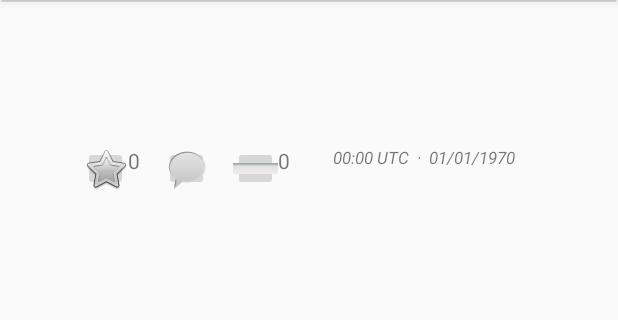
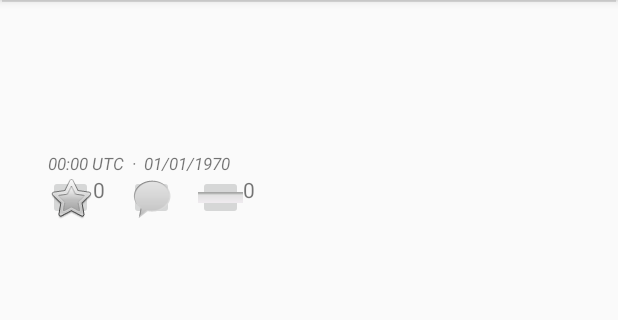
Before and after one commit to SMMotteler/Twitter, an Android app: the TweetDetailActivity screen opened directly, with no data from a screen before it, on a phone screen of 412 x 824 dp, the part 84-404 px from its top. Run offline under Robolectric (Android 15) with nearby library versions, the phone set to English and light mode, and no system bars; libraries missing offline, so code that uses them is left out: com.codepath.asynchttpclient, org.parceler; pictures from the network do not load; 12 statements that could not run were skipped.

Commit message:
completed detail view and scroll view with comment, retweet, and favorite

```diff
--- a/app/src/main/java/com/codepath/apps/restclienttemplate/TimelineActivity.java
+++ b/app/src/main/java/com/codepath/apps/restclienttemplate/TimelineActivity.java
@@ -32,7 +32,7 @@ import okhttp3.Headers;
 public class TimelineActivity extends AppCompatActivity {
 
     public static final String TAG = "TimelineActivity";
-    private static final int REQUEST_CODE = 20;
+    public static final int REQUEST_CODE = 20;
     private SwipeRefreshLayout swipeContainer;
     private EndlessRecyclerViewScrollListener scrollListener;
 
@@ -105,7 +105,6 @@ public class TimelineActivity extends AppCompatActivity {
         @Override
         public boolean onOptionsItemSelected(@NonNull MenuItem item) {
             if(item.getItemId() == R.id.compose_tweet){
-                Toast.makeText(this, "Selected Item is Compose Tweet", Toast.LENGTH_SHORT).show();
                 Intent i = new Intent(this, ComposeActivity.class);
                 startActivityForResult(i, REQUEST_CODE);
             }
--- a/app/src/main/java/com/codepath/apps/restclienttemplate/models/Tweet.java
+++ b/app/src/main/java/com/codepath/apps/restclienttemplate/models/Tweet.java
@@ -26,6 +26,7 @@ public class Tweet {
     public boolean isRetweeted;
     public int retweetedCount;
     public int favoriteCount;
+    public int commentCount;
 
     // empty constructor needed for the Parceler library
     public Tweet(){
@@ -46,6 +47,8 @@ public class Tweet {
             tweet.isRetweeted = jsonObject.getBoolean("retweeted");
             tweet.favoriteCount = jsonObject.getInt("favorite_count");
             tweet.retweetedCount = jsonObject.getInt("retweet_count");
+            // not available in free version of 1.1
+            // tweet.commentCount = jsonObject.getInt("reply_count");
             tweet.id = jsonObject.getString("id_str");
             tweet.user = User.fromJson(jsonObject.getJSONObject("user"));
 
--- a/app/src/main/res/layout/activity_tweet_detail.xml
+++ b/app/src/main/res/layout/activity_tweet_detail.xml
@@ -68,14 +68,15 @@
         android:id="@+id/tvRelTime"
         android:layout_width="158dp"
         android:layout_height="wrap_content"
-        android:layout_marginEnd="32dp"
+        android:layout_marginStart="32dp"
+        android:layout_marginTop="4dp"
         android:ellipsize="end"
         android:maxLines="1"
         android:textAlignment="textEnd"
         android:textAppearance="@style/TextAppearance.AppCompat.Small"
         android:textSize="11sp"
         android:textStyle="italic"
-        app:layout_constraintEnd_toEndOf="parent"
+        app:layout_constraintStart_toStartOf="parent"
         app:layout_constraintTop_toBottomOf="@+id/ivTweetPhoto"
         tools:text="10 minutes ago" />
 
@@ -87,6 +88,7 @@
         app:layout_constraintEnd_toEndOf="parent"
         app:layout_constraintStart_toStartOf="parent"
         app:layout_constraintTop_toTopOf="parent" />
+
     <TextView
         android:id="@+id/tvFavoriteCount"
         android:layout_width="wrap_content"
@@ -99,10 +101,11 @@
         android:id="@+id/ibFavorite"
         android:layout_width="30dp"
         android:layout_height="30dp"
+        android:layout_marginStart="32dp"
         android:layout_marginBottom="8dp"
         app:layout_constraintBottom_toBottomOf="parent"
-        app:layout_constraintStart_toEndOf="@id/ivProfileImage"
-        app:layout_constraintTop_toBottomOf="@id/ivTweetPhoto"
+        app:layout_constraintStart_toStartOf="parent"
+        app:layout_constraintTop_toBottomOf="@+id/tvRelTime"
         app:srcCompat="@android:drawable/btn_star_big_off" />
 
     <TextView
@@ -127,10 +130,8 @@
         android:layout_width="30dp"
         android:layout_height="30dp"
         android:layout_marginStart="16dp"
-        app:layout_constraintBottom_toBottomOf="parent"
         app:layout_constraintStart_toEndOf="@+id/tvFavoriteCount"
-        app:layout_constraintTop_toBottomOf="@id/ivTweetPhoto"
-        app:layout_constraintVertical_bias="0.0"
+        app:layout_constraintTop_toBottomOf="@+id/tvRelTime"
         app:srcCompat="@android:drawable/sym_action_chat" />
 
     <ImageButton
@@ -138,10 +139,8 @@
         android:layout_width="30dp"
         android:layout_height="30dp"
         android:layout_marginStart="16dp"
-        app:layout_constraintBottom_toBottomOf="parent"
-        app:layout_constraintStart_toEndOf="@+id/ibComment"
-        app:layout_constraintTop_toBottomOf="@id/ivTweetPhoto"
-        app:layout_constraintVertical_bias="0.0"
+        app:layout_constraintStart_toEndOf="@+id/tvCommentCount"
+        app:layout_constraintTop_toBottomOf="@+id/tvRelTime"
         app:srcCompat="@android:drawable/button_onoff_indicator_off" />
 
     <TextView
@@ -151,4 +150,12 @@
         android:text="0"
         app:layout_constraintStart_toEndOf="@+id/ibRetweet"
         app:layout_constraintTop_toTopOf="@+id/ibRetweet" />
+
+    <TextView
+        android:id="@+id/tvCommentCount"
+        android:layout_width="wrap_content"
+        android:layout_height="wrap_content"
+        app:layout_constraintStart_toEndOf="@+id/ibComment"
+        app:layout_constraintTop_toTopOf="@+id/ibComment"
+        tools:text="0" />
 </androidx.constraintlayout.widget.ConstraintLayout>
```
Also changed, not shown: app/src/main/java/com/codepath/apps/restclienttemplate/ComposeActivity.java (+34 -23 lines), app/src/main/java/com/codepath/apps/restclienttemplate/TweetDetailActivity.java (+20 -3 lines), app/src/main/java/com/codepath/apps/restclienttemplate/TwitterClient.java (+14 -2 lines), app/src/main/java/com/codepath/apps/restclienttemplate/models/TweetsAdapter.java (+22 -3 lines), app/src/main/res/layout/activity_timeline.xml (+7 -6 lines), app/src/main/res/layout/item_tweet.xml (+11 -3 lines).
